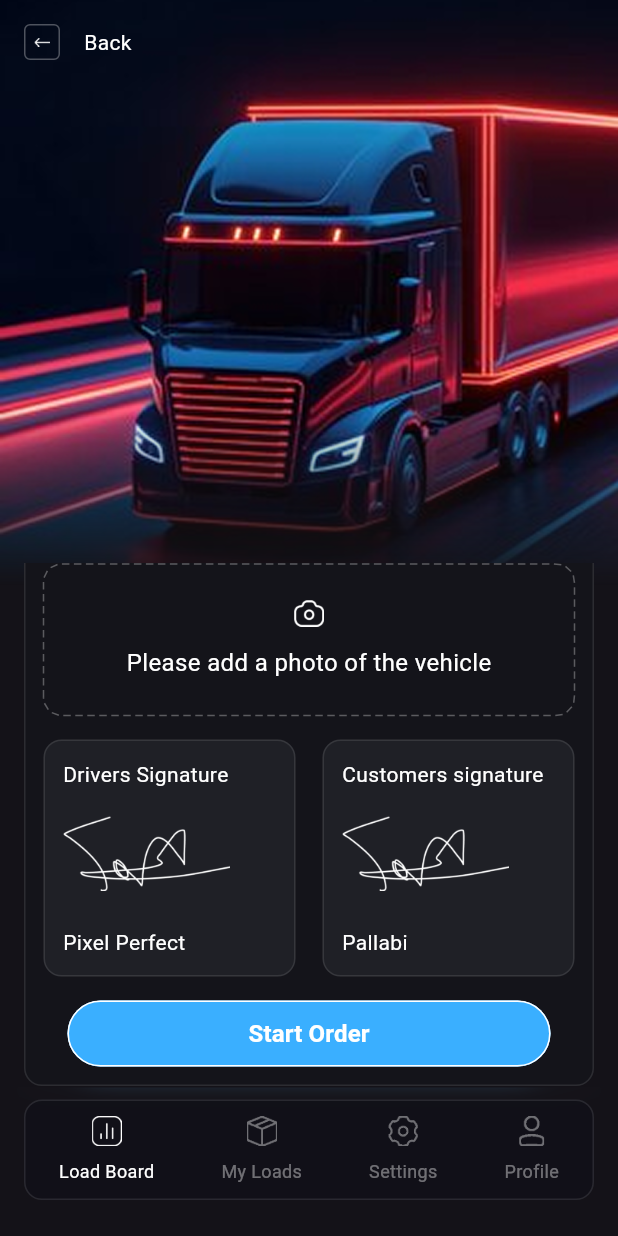
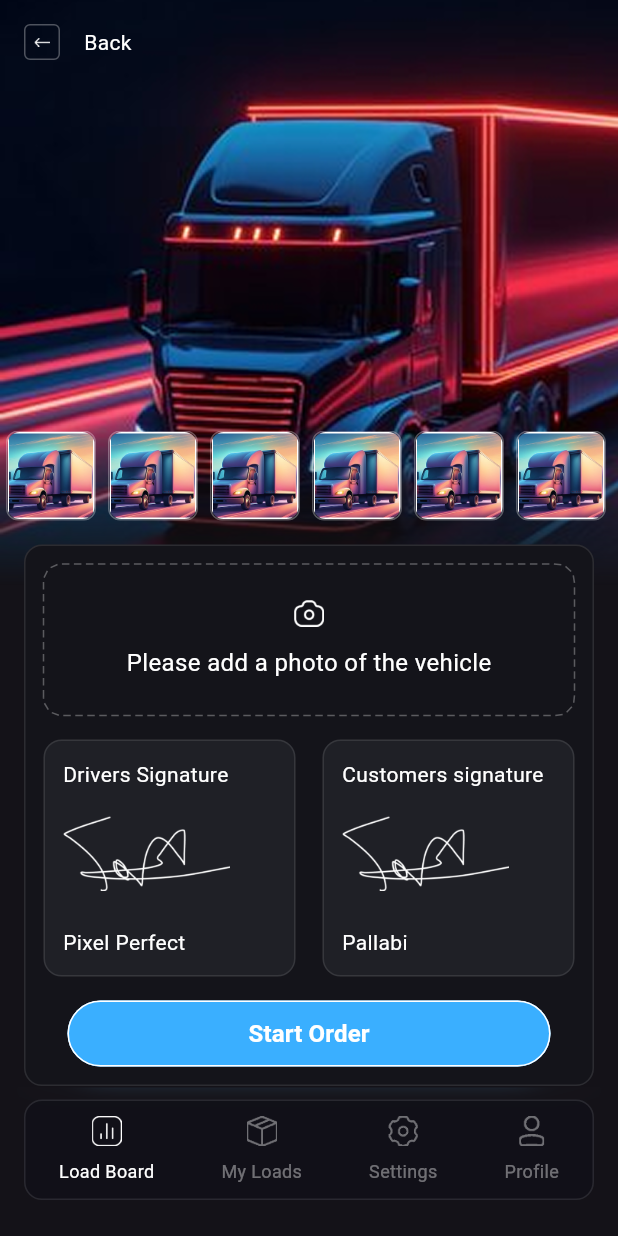
Before and after one commit to mahfuj-ahmed-jim/transport_application_demo, a Flutter app: the PickUpFormScreen screen opened by its route, scrolled down 88 dp, on a phone screen of 412 x 824 dp. Run offline on Flutter 3.47's test engine with Material 3 defaults, Android fonts, the light colour scheme and no system bars.

Commit message:
fix: Issue

```diff
--- a/lib/pages/pickup_form_screen.dart
+++ b/lib/pages/pickup_form_screen.dart
@@ -19,6 +19,7 @@ class _PickUpFormScreenState extends State<PickUpFormScreen> {
   @override
   Widget build(BuildContext context) {
     final screenWidth = MediaQuery.of(context).size.width;
+    final screenHeight = MediaQuery.of(context).size.height;
 
     return Scaffold(
       extendBodyBehindAppBar: true,
@@ -49,13 +50,14 @@ class _PickUpFormScreenState extends State<PickUpFormScreen> {
             ),
           ),
           Positioned(
-            top: 375,
+            // top: 375,
             child: SizedBox(
-              height: MediaQuery.of(context).size.height - 375,
+              height: screenHeight,
               width: screenWidth,
               child: ListView(
                 padding: EdgeInsets.zero,
                 children: [
+                  const SizedBox(height: 375),
                   SizedBox(
                     width: screenWidth,
                     child: SingleChildScrollView(
@@ -215,7 +217,7 @@ class _PickUpFormScreenState extends State<PickUpFormScreen> {
                       ],
                     ),
                   ),
-                  const SizedBox(height: 100),
+                  const SizedBox(height: 120),
                 ],
               ),
             ),
```
